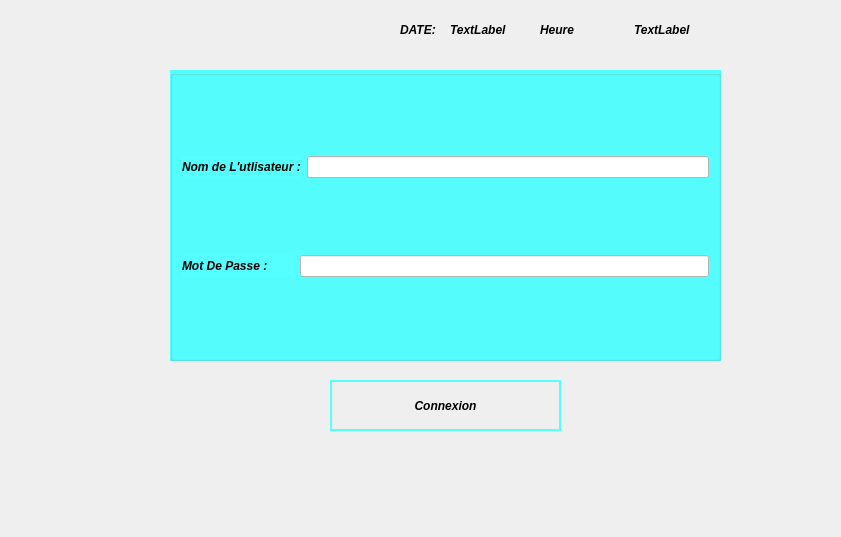
Old version of the form Projet_qcm (1)/loginpage.ui in the repository Martialmonjoh/QcmQt.
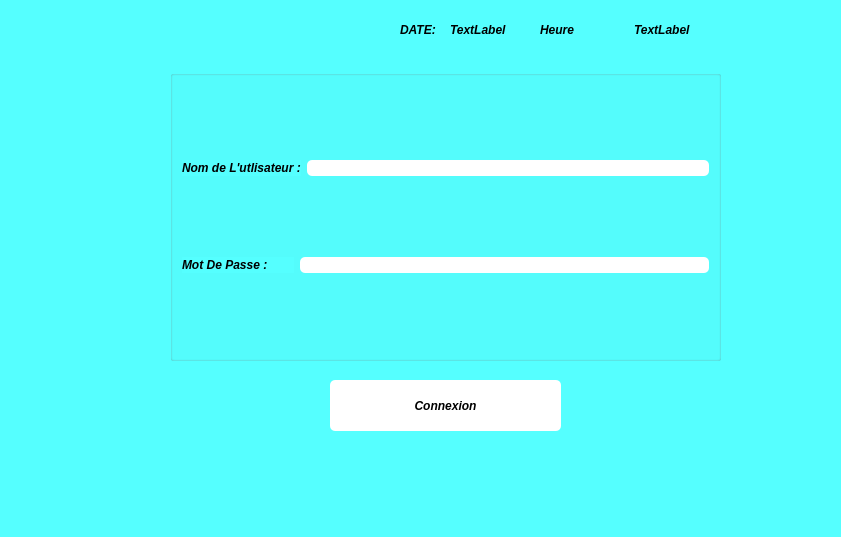
New version of the form.

```diff
--- a/Projet_qcm (1)/loginpage.ui
+++ b/Projet_qcm (1)/loginpage.ui
@@ -13,6 +13,9 @@
   <property name="windowTitle">
    <string>Dialog</string>
   </property>
+  <property name="styleSheet">
+   <string notr="true">background:rgb(85, 255, 255)</string>
+  </property>
   <property name="sizeGripEnabled">
    <bool>false</bool>
   </property>
@@ -478,7 +481,7 @@
     </font>
    </property>
    <property name="styleSheet">
-    <string notr="true">background:rgb(85, 255, 255)</string>
+    <string notr="true"/>
    </property>
    <property name="title">
     <string/>
@@ -510,7 +513,7 @@
          </font>
         </property>
         <property name="styleSheet">
-         <string notr="true">background:rgb(255, 255, 255)</string>
+         <string notr="true">background: white; border:1 px solid;border-radius:5px</string>
         </property>
        </widget>
       </item>
@@ -545,7 +548,7 @@
          </font>
         </property>
         <property name="styleSheet">
-         <string notr="true">background:rgb(255, 255, 255)</string>
+         <string notr="true">background: white; border:1 px solid;border-radius:5px</string>
         </property>
        </widget>
       </item>
@@ -661,6 +664,15 @@
    <property name="palette">
     <palette>
      <active>
+      <colorrole role="Button">
+       <brush brushstyle="SolidPattern">
+        <color alpha="255">
+         <red>255</red>
+         <green>255</green>
+         <blue>255</blue>
+        </color>
+       </brush>
+      </colorrole>
       <colorrole role="Midlight">
        <brush brushstyle="SolidPattern">
         <color alpha="255">
@@ -670,8 +682,35 @@
         </color>
        </brush>
       </colorrole>
+      <colorrole role="Base">
+       <brush brushstyle="SolidPattern">
+        <color alpha="255">
+         <red>255</red>
+         <green>255</green>
+         <blue>255</blue>
+        </color>
+       </brush>
+      </colorrole>
+      <colorrole role="Window">
+       <brush brushstyle="SolidPattern">
+        <color alpha="255">
+         <red>255</red>
+         <green>255</green>
+         <blue>255</blue>
+        </color>
+       </brush>
+      </colorrole>
      </active>
      <inactive>
+      <colorrole role="Button">
+       <brush brushstyle="SolidPattern">
+        <color alpha="255">
+         <red>255</red>
+         <green>255</green>
+         <blue>255</blue>
+        </color>
+       </brush>
+      </colorrole>
       <colorrole role="Midlight">
        <brush brushstyle="SolidPattern">
         <color alpha="255">
@@ -681,8 +720,35 @@
         </color>
        </brush>
       </colorrole>
+      <colorrole role="Base">
+       <brush brushstyle="SolidPattern">
+        <color alpha="255">
+         <red>255</red>
+         <green>255</green>
+         <blue>255</blue>
+        </color>
+       </brush>
+      </colorrole>
+      <colorrole role="Window">
+       <brush brushstyle="SolidPattern">
+        <color alpha="255">
+         <red>255</red>
+         <green>255</green>
+         <blue>255</blue>
+        </color>
+       </brush>
+      </colorrole>
      </inactive>
      <disabled>
+      <colorrole role="Button">
+       <brush brushstyle="SolidPattern">
+        <color alpha="255">
+         <red>255</red>
+         <green>255</green>
+         <blue>255</blue>
+        </color>
+       </brush>
+      </colorrole>
       <colorrole role="Midlight">
        <brush brushstyle="SolidPattern">
         <color alpha="255">
@@ -692,6 +758,24 @@
         </color>
        </brush>
       </colorrole>
+      <colorrole role="Base">
+       <brush brushstyle="SolidPattern">
+        <color alpha="255">
+         <red>255</red>
+         <green>255</green>
+         <blue>255</blue>
+        </color>
+       </brush>
+      </colorrole>
+      <colorrole role="Window">
+       <brush brushstyle="SolidPattern">
+        <color alpha="255">
+         <red>255</red>
+         <green>255</green>
+         <blue>255</blue>
+        </color>
+       </brush>
+      </colorrole>
      </disabled>
     </palette>
    </property>
@@ -703,8 +787,7 @@
     </font>
    </property>
    <property name="styleSheet">
-    <string notr="true">border:2px solid rgb(85, 255, 255);
-border-raduis:90px</string>
+    <string notr="true">background: white; border:1 px solid;border-radius:5px</string>
    </property>
    <property name="text">
     <string>Connexion</string>
```
